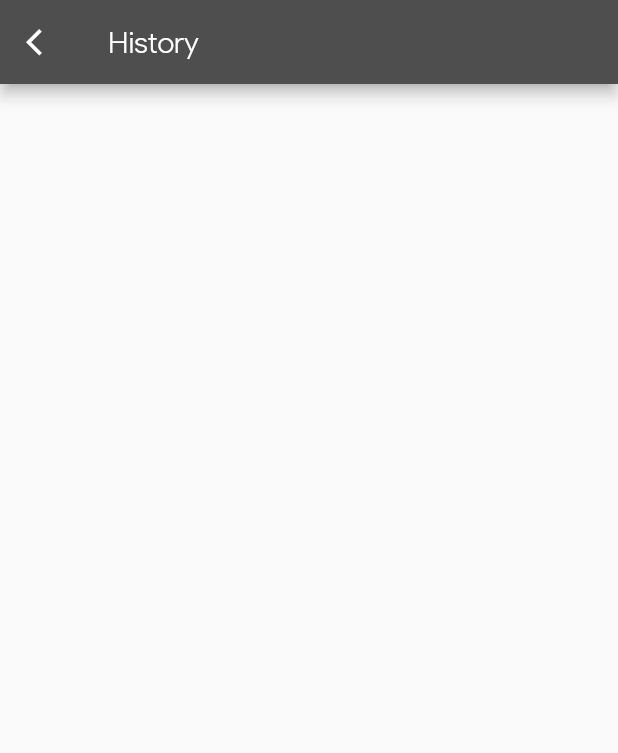
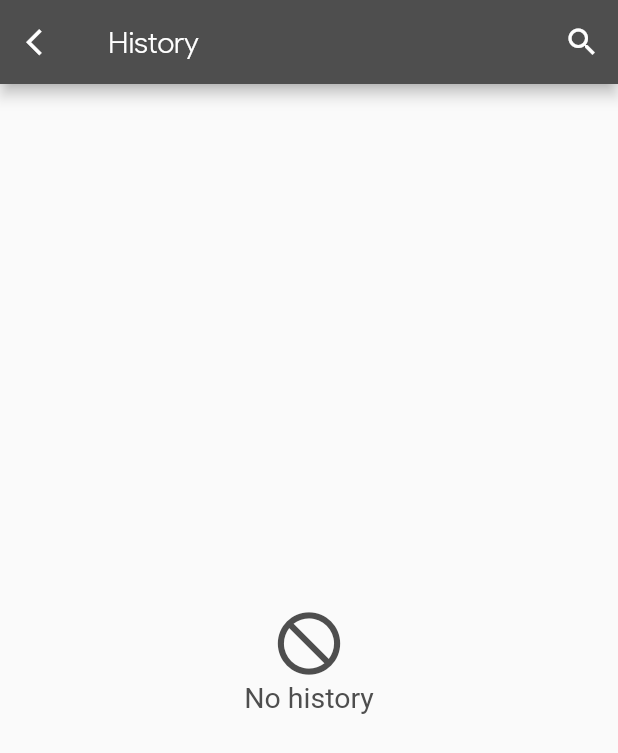
Before and after one commit to EmmanuelJoshua/CalculatorApp, a Flutter app: the screen it shows after launch, after a tap on the "history" icon, on a phone screen of 412 x 824 dp. Shown: the top 753 px of the screen. Run offline on Flutter 3.47's test engine with Material 2 defaults, Android fonts, the phone set to English and light mode, and no system bars; our stand-ins replace sqflite; missing offline and left inert: function_tree; accounts and stored records are empty.

Commit message:
Search functionality

```diff
--- a/lib/screens/history.dart
+++ b/lib/screens/history.dart
@@ -9,14 +9,31 @@ class CalcHistory extends StatefulWidget {
 }
 
 class _CalcHistoryState extends State<CalcHistory> {
+  Future<List<Map<String, dynamic>>> calculations;
+  bool searchMode = false;
+
   @override
   void initState() {
+    reloadExpressions();
     super.initState();
+  }
+
+  void searchExpressions(String text) {
+    setState(() {
+      calculations = DatabaseHelper.dbhelp.searchExpression(text);
+    });
+  }
+
+  void reloadExpressions() {
+    setState(() {
+      calculations = DatabaseHelper.dbhelp.getAllExpressions();
+    });
   }
 
   showMatDialog(int id) async {
     HistoryModel snapshot = await DatabaseHelper.dbhelp.getExpression(id);
-    TextEditingController editingController = new TextEditingController();
+    TextEditingController editingController2 =
+        new TextEditingController(text: snapshot.notes);
     showDialog(
         context: context,
         builder: (context) {
@@ -24,7 +41,7 @@ class _CalcHistoryState extends State<CalcHistory> {
             shape:
                 RoundedRectangleBorder(borderRadius: BorderRadius.circular(10)),
             child: Container(
-              height: 300,
+              height: 210,
               width: 400,
               child: Padding(
                 padding: const EdgeInsets.all(12),
@@ -42,7 +59,7 @@ class _CalcHistoryState extends State<CalcHistory> {
                       padding: const EdgeInsets.all(3),
                     ),
                     TextField(
-                      controller: editingController,
+                      controller: editingController2,
                       decoration: InputDecoration(
                           border: OutlineInputBorder(),
                           hintText: 'Enter notes'),
@@ -58,7 +75,8 @@ class _CalcHistoryState extends State<CalcHistory> {
                             borderRadius: BorderRadius.all(Radius.circular(3))),
                         onPressed: () {
                           DatabaseHelper.dbhelp.updateUser(
-                              id, editingController.text.toString());
+                              id, editingController2.text.toString());
+                          reloadExpressions();
                           Navigator.of(context).pop();
                         },
                         child: Text(
@@ -93,7 +111,33 @@ class _CalcHistoryState extends State<CalcHistory> {
               Navigator.of(context).pop();
             },
           ),
-          title: Text(
+          title: searchMode
+              ? SizedBox(
+                  width: 100,
+                  child: TextField(
+                    style: TextStyle(
+                        color: Colors.white,
+                        fontFamily: 'Google',
+                        fontSize: 20,
+                        fontWeight: FontWeight.w400),
+                    decoration: InputDecoration.collapsed(
+                      hintText: 'Search',
+                      hintStyle: TextStyle(
+                          color: Colors.white,
+                          fontFamily: 'Google',
+                          fontSize: 20,
+                          fontWeight: FontWeight.w400),
+                    ),
+                    onChanged: (text) {
+                      setState(() {
+                        if (searchMode == true)
+                          searchExpressions(text);
+                      });
+
+                    },
+                  ),
+                )
+              : Text(
                   'History',
                   style: TextStyle(
                       color: Colors.white,
@@ -101,6 +145,21 @@ class _CalcHistoryState extends State<CalcHistory> {
                       fontSize: 20,
                       fontWeight: FontWeight.w400),
                 ),
+          actions: [
+            IconButton(
+              icon: searchMode ? Icon(Icons.close) : Icon(Icons.search),
+              onPressed: () {
+                setState(() {
+                  if (searchMode == false) {
+                    searchMode = true;
+                  } else {
+                    searchMode = false;
+                    reloadExpressions();
+                  }
+                });
+              },
+            )
+          ],
           backgroundColor: Color(0xFF4E4E4E),
         ),
         body: Stack(
@@ -115,15 +174,21 @@ class _CalcHistoryState extends State<CalcHistory> {
 
   FutureBuilder historyBuilder() {
     return FutureBuilder<List<Map<String, dynamic>>>(
-      future: DatabaseHelper.dbhelp.getAllExpressions(),
+      future: calculations,
       builder: (BuildContext context,
           AsyncSnapshot<List<Map<String, dynamic>>> snapshot) {
-        if (!snapshot.hasData) {
+        if (!snapshot.hasData || snapshot.data.length == 0) {
           return Center(
-            child: Text(
-              'No data',
-              style: TextStyle(fontSize: 22),
+            child: Column(
+              mainAxisAlignment: MainAxisAlignment.center,
+              children: [
+                 Icon(Icons.do_not_disturb, size: 50, color: Color(0xFF4E4E4E),),
+                Text(
+                  'No history',
+                  style: TextStyle(fontSize: 19, color: Color(0xFF4E4E4E)),
                 ),
+              ],
+            )
           );
         } else {
           return ListView.separated(
@@ -160,6 +225,7 @@ class _CalcHistoryState extends State<CalcHistory> {
                 onDismissed: (direction) {
                   DatabaseHelper.dbhelp
                       .deleteExpression(snapshot.data[index]['id']);
+                  reloadExpressions();
                 },
                 child: ListTile(
 //                leading: ,
```
Also changed, not shown: lib/screens/currencyconverter.dart (added, +13 -0 lines), lib/utils/dbhelper.dart (+8 -0 lines). Lines whose indentation alone changed are shown as unchanged.
